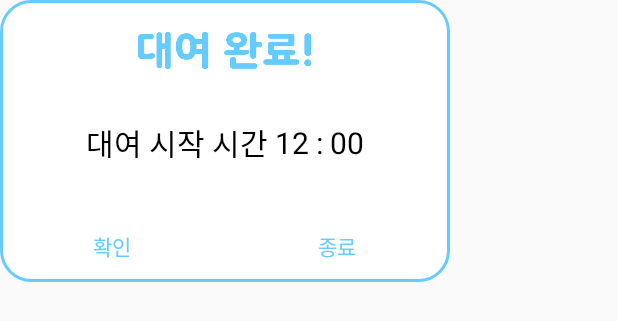
After one commit to easyriderbuf8c/Domain-Analysis-And-SW-Design-kimmalgukj, an Android app: the layout dialog_success_rent.xml on its own in the app's theme, with its tools: preview values and no code run, on a phone screen of 412 x 824 dp. The commit adds this screen. Shown: the top 321 px of the screen. Run offline under Robolectric (Android 15) with nearby library versions, the light colour scheme and no system bars.

Commit message:
Update QrActivity and Add RentSuccessDialog

```diff
--- a/app/build.gradle
+++ b/app/build.gradle
@@ -6,7 +6,7 @@ android {
 
     defaultConfig {
         applicationId "com.ajou.kickshare"
-        minSdkVersion 21
+        minSdkVersion 24
         targetSdkVersion 30
         versionCode 1
         versionName "1.0"
@@ -32,5 +32,7 @@ dependencies {
     testImplementation 'junit:junit:4.12'
     androidTestImplementation 'androidx.test.ext:junit:1.1.2'
     androidTestImplementation 'androidx.test.espresso:espresso-core:3.3.0'
-
+    // qr 코드
+    implementation 'com.journeyapps:zxing-android-embedded:4.0.0'
+    implementation 'com.google.zxing:core:3.3.0'
 }
--- a/app/src/main/java/com/ajou/kickshare/main/rent/RentActivity.java
+++ b/app/src/main/java/com/ajou/kickshare/main/rent/RentActivity.java
@@ -39,7 +39,8 @@ public class RentActivity extends AppCompatActivity {
         mQRButton.setOnClickListener(new View.OnClickListener() {
             @Override
             public void onClick(View view) {
-
+                Intent intent = new Intent(getApplicationContext(), QrActivity.class);
+                startActivity(intent);
             }
         });
     }
--- /dev/null
+++ b/app/src/main/res/drawable/radius.xml
@@ -0,0 +1,6 @@
+<?xml version="1.0" encoding="utf-8"?>
+<shape xmlns:android="http://schemas.android.com/apk/res/android">
+    <solid android:color="#FFFFFF"/>
+    <stroke android:color="#66CCFF" android:width="2dp" />
+    <corners android:radius="20dp"/>
+</shape>
--- /dev/null
+++ b/app/src/main/res/layout/dialog_success_rent.xml
@@ -0,0 +1,77 @@
+<?xml version="1.0" encoding="utf-8"?>
+<LinearLayout xmlns:android="http://schemas.android.com/apk/res/android"
+    android:orientation="vertical"
+    android:layout_width="match_parent"
+    android:layout_height="match_parent">
+
+    <LinearLayout
+        android:layout_width="wrap_content"
+        android:layout_height="wrap_content"
+        android:background="@drawable/radius"
+        android:orientation="vertical">
+
+        <LinearLayout
+            android:layout_width="300dp"
+            android:layout_height="wrap_content"
+            android:layout_marginVertical="10dp"
+            android:orientation="vertical">
+
+            <ImageView
+                android:id="@+id/success_rent_img"
+                android:layout_width="120dp"
+                android:layout_height="50dp"
+                android:layout_gravity="center"
+                android:src="@drawable/img_rentok" />
+
+            <LinearLayout
+                android:layout_width="match_parent"
+                android:layout_height="wrap_content"
+                android:layout_marginVertical="20dp"
+                android:gravity="center"
+                android:orientation="horizontal" >
+
+                <TextView
+                    android:id="@+id/success_rent_tv_timeLabel"
+                    android:layout_width="wrap_content"
+                    android:layout_height="wrap_content"
+                    android:text="대여 시작 시간 "
+                    android:textColor="#000000"
+                    android:textSize="20sp" />
+
+                <TextView
+                    android:id="@+id/success_rent_tv_startTime"
+                    android:layout_width="wrap_content"
+                    android:layout_height="wrap_content"
+                    android:text="12 : 00"
+                    android:textColor="#000000"
+                    android:textSize="20sp" />
+
+            </LinearLayout>
+        </LinearLayout>
+
+        <LinearLayout
+            android:layout_width="300dp"
+            android:layout_height="wrap_content"
+            android:weightSum="100">
+
+            <Button
+                android:id="@+id/success_rent_btn_ok"
+                android:layout_width="0dp"
+                android:layout_height="wrap_content"
+                android:layout_weight="50"
+                android:background="@null"
+                android:textColor="#66CCFF"
+                android:text="확인" />
+
+            <Button
+                android:id="@+id/success_rent_btn_exit"
+                android:layout_width="0dp"
+                android:layout_height="wrap_content"
+                android:layout_weight="50"
+                android:textColor="#66CCFF"
+                android:background="@null"
+                android:text="종료" />
+        </LinearLayout>
+    </LinearLayout>
+
+</LinearLayout>
```
Also changed, not shown: app/src/main/AndroidManifest.xml (+8 -1 lines), app/src/main/java/com/ajou/kickshare/main/rent/QrActivity.java (+46 -0 lines), app/src/main/java/com/ajou/kickshare/main/rent/RentSuccessDialog.java (added, +59 -0 lines), app/src/main/res/drawable/img_rentok.png (added), app/src/main/res/drawable/img_returnok.png (added).
